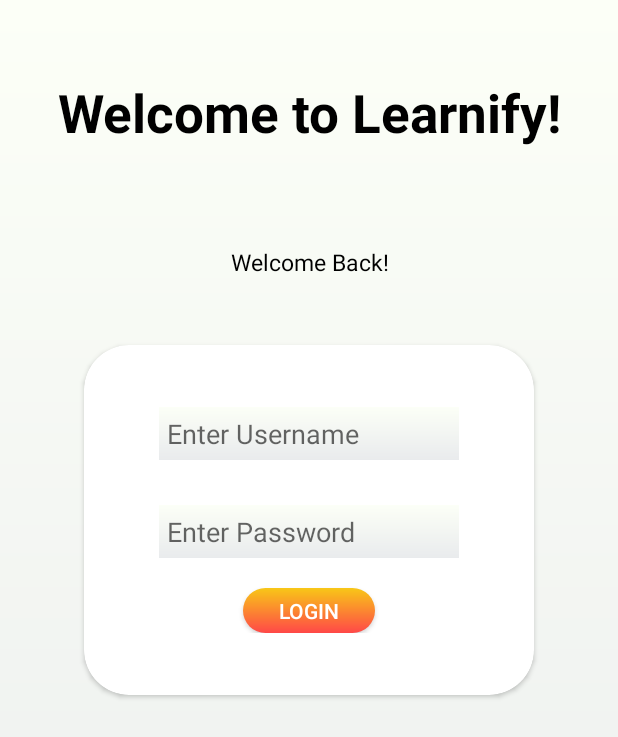
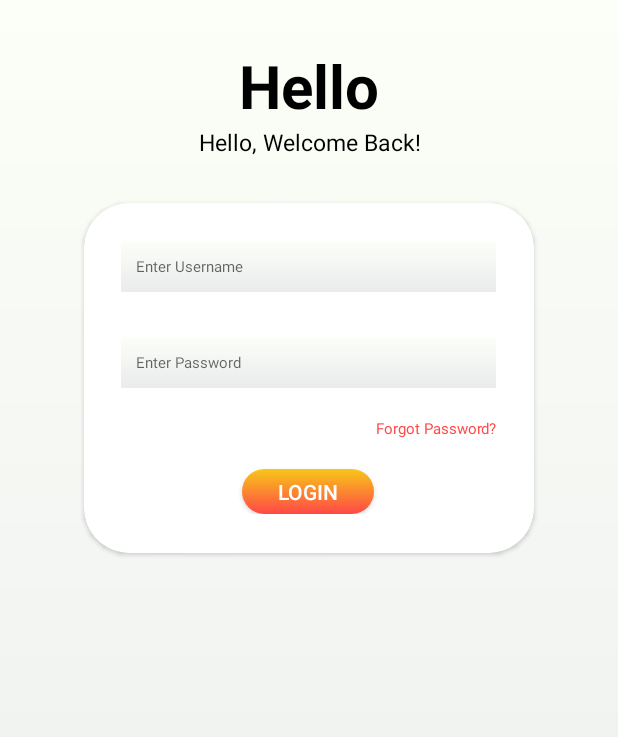
Before and after one commit to Zeerooo-dev/Learnify, an Android app: the screen it shows after launch (MainActivity), on a phone screen of 412 x 824 dp. Shown: the top 737 px of the screen. Run offline under Robolectric (Android 15) with nearby library versions, the phone set to English and light mode, and no system bars.

Commit message:
Try this!

```diff
--- a/app/src/main/res/layout/activity_main.xml
+++ b/app/src/main/res/layout/activity_main.xml
@@ -12,24 +12,25 @@
 
     <TextView
         android:id="@+id/welcome"
-        android:layout_width="match_parent"
-        android:layout_height="150dp"
-        android:gravity="center"
-        android:textSize="35dp"
-        android:textAlignment="center"
-        android:text="Welcome to Learnify!"
+        android:layout_width="wrap_content"
+        android:layout_height="wrap_content"
+        android:gravity="center_horizontal"
+        android:layout_gravity="center"
+        android:textSize="40dp"
+        android:text="Hello"
+        android:layout_marginTop="30dp"
         android:textStyle="bold"
         android:textColor="@color/black"
         />
 
     <TextView
         android:id="@+id/login"
-        android:layout_width="match_parent"
-        android:layout_height="50dp"
-        android:gravity="center"
+        android:layout_width="wrap_content"
+        android:layout_height="wrap_content"
+        android:layout_gravity="center"
         android:textSize="15dp"
         android:textAlignment="center"
-        android:text="Welcome Back!"
+        android:text="Hello, Welcome Back!"
         android:textColor="@color/black"
         />
 
@@ -52,14 +53,14 @@
                 android:id="@+id/editTextTextEmailAddress"
 
 
-                android:layout_width="200dp"
+                android:layout_width="250dp"
                 android:layout_height="wrap_content"
                 android:background="@drawable/bg_gradient"
                 android:ems="10"
                 android:hint="Enter Username"
                 android:inputType="textEmailAddress"
-                android:padding="5dp"
-                android:textSize="18dp" />
+                android:padding="10dp"
+                android:textSize="10dp" />
 
 
             <Space
@@ -74,8 +75,18 @@
                 android:ems="10"
                 android:hint="Enter Password"
                 android:inputType="text"
-                android:padding="5dp"
-                android:textSize="18dp" />
+                android:padding="10dp"
+                android:textSize="10dp" />
+
+            <TextView
+                android:layout_width="match_parent"
+                android:layout_height="wrap_content"
+                android:text="Forgot Password?"
+                android:textSize="10dp"
+                android:textColor="@color/red"
+                android:layout_marginTop="20dp"
+                android:gravity="right"/>
+
 
             <Button
                 android:id="@+id/login_btn"
```
